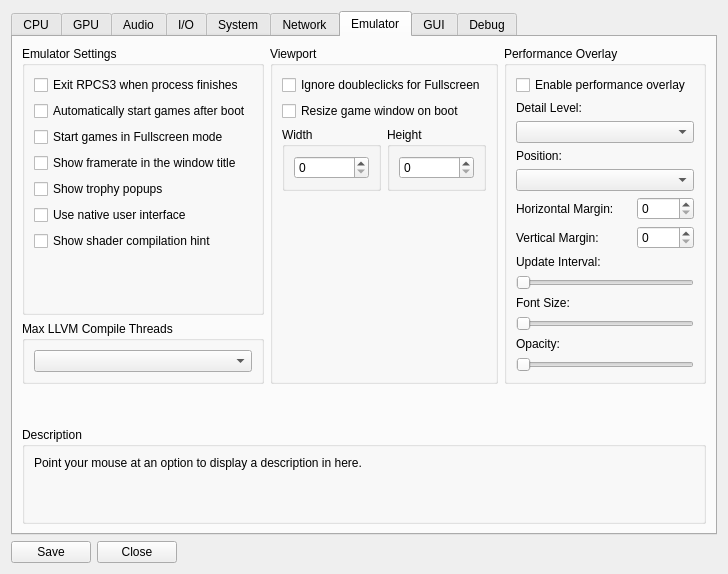
Qt form rpcs3/rpcs3qt/settings_dialog.ui (RPCS3/rpcs3) before a commit.
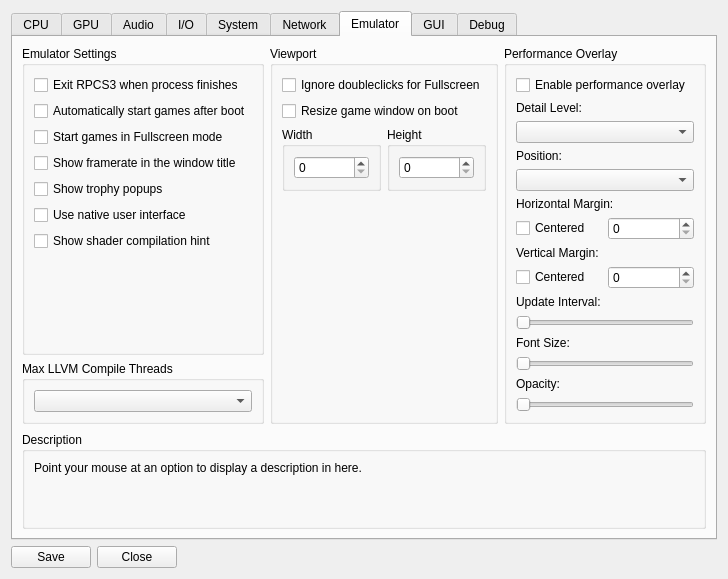
The same form after that commit. The open tabs and pages were chosen to show the change. Icons and pictures are not drawn.

Commit message: RSX/Qt: add the possibility to center the performance overlay

```diff
--- a/rpcs3/rpcs3qt/settings_dialog.ui
+++ b/rpcs3/rpcs3qt/settings_dialog.ui
@@ -7,7 +7,7 @@
     <x>0</x>
     <y>0</y>
     <width>703</width>
-    <height>482</height>
+    <height>499</height>
    </rect>
   </property>
   <property name="sizePolicy">
@@ -1433,11 +1433,18 @@
                <widget class="QComboBox" name="perfOverlayPosition"/>
               </item>
               <item>
-               <layout class="QHBoxLayout" name="layout_margin_x" stretch="2,1">
+               <widget class="QLabel" name="label_margin_x">
+                <property name="text">
+                 <string>Horizontal Margin:</string>
+                </property>
+               </widget>
+              </item>
+              <item>
+               <layout class="QHBoxLayout" name="layout_margin_x" stretch="0,0">
                 <item>
-                 <widget class="QLabel" name="label_margin_x">
+                 <widget class="QCheckBox" name="perfOverlayCenterX">
                   <property name="text">
-                   <string>Horizontal Margin:</string>
+                   <string>Centered</string>
                   </property>
                  </widget>
                 </item>
@@ -1447,11 +1454,18 @@
                </layout>
               </item>
               <item>
-               <layout class="QHBoxLayout" name="layout_margin_y" stretch="2,1">
+               <widget class="QLabel" name="label_margin_y">
+                <property name="text">
+                 <string>Vertical Margin:</string>
+                </property>
+               </widget>
+              </item>
+              <item>
+               <layout class="QHBoxLayout" name="layout_margin_y" stretch="0,0">
                 <item>
-                 <widget class="QLabel" name="label_margin_y">
+                 <widget class="QCheckBox" name="perfOverlayCenterY">
                   <property name="text">
-                   <string>Vertical Margin:</string>
+                   <string>Centered</string>
                   </property>
                  </widget>
                 </item>
```
The commit also changes 5 other files.
